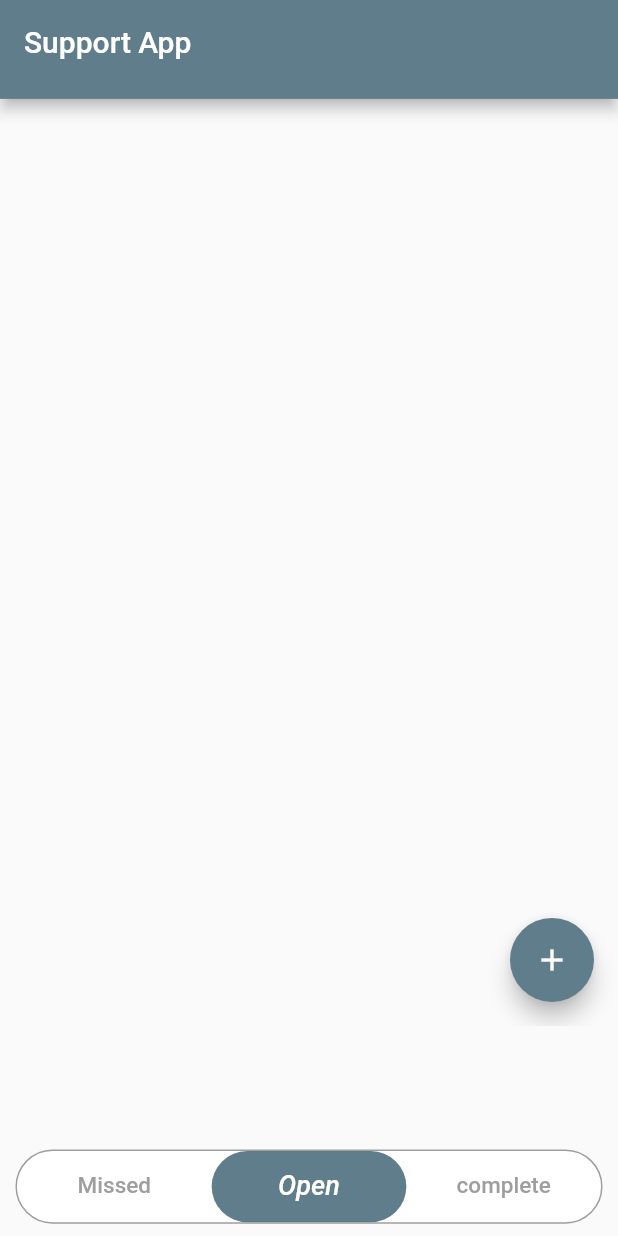
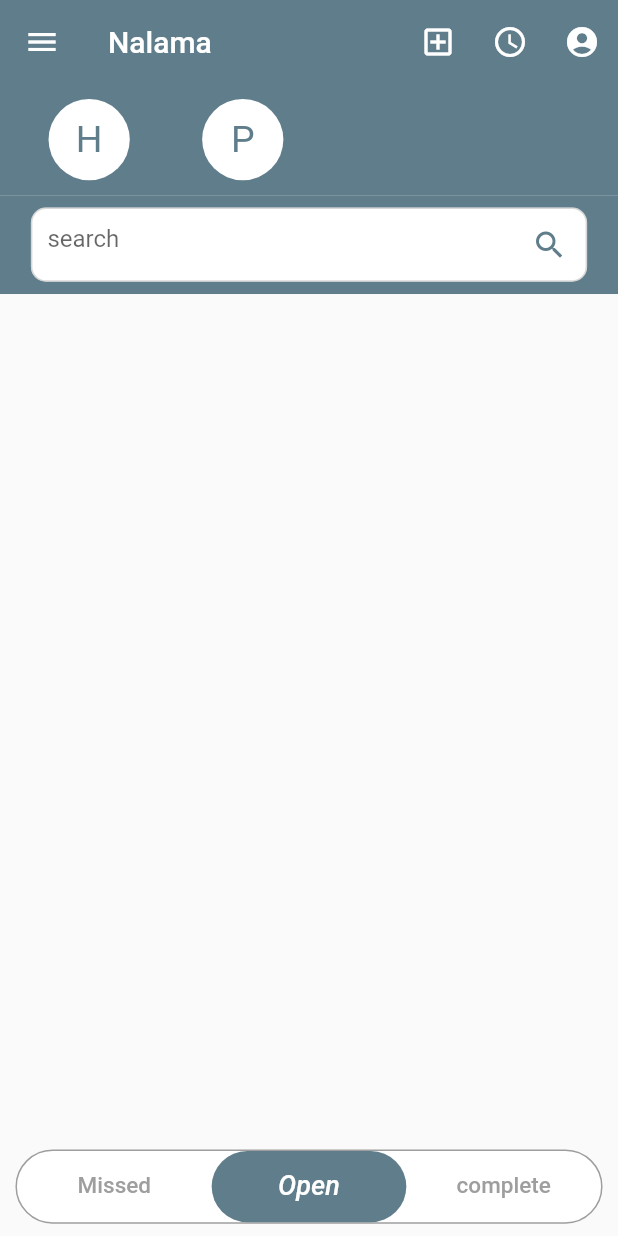
Before and after one commit to vicky-beerus/supportdesing, a Flutter app: the screen it shows after launch, on a phone screen of 412 x 824 dp. Run offline on Flutter 3.47's test engine with Material 2 defaults, Android fonts, the light colour scheme and no system bars; our stand-ins replace cloud_firestore, firebase_core, select_form_field; accounts and stored records are empty.

Commit message:
new flow

```diff
--- a/lib/common_widgets/common_appbar.dart
+++ b/lib/common_widgets/common_appbar.dart
@@ -25,6 +25,7 @@ class _CommonAppBarState extends State<CommonAppBar> {
     var h = MediaQuery.of(context).size.height;
     var w = MediaQuery.of(context).size.width;
     return AppBar(
+      elevation: 0,
       automaticallyImplyLeading: false,
       backgroundColor: widget.color == null ? Colors.blueGrey : widget.color,
       leading: widget.leading == null && widget.leadinWant == true
--- a/lib/common_widgets/common_textformfield.dart
+++ b/lib/common_widgets/common_textformfield.dart
@@ -5,8 +5,15 @@ class CommonTextFormField extends StatefulWidget {
   double? width;
   String? hintText;
   TextEditingController? controller;
+  Widget? suffixWidget;
+  Color? bodyColor;
   CommonTextFormField(
-      {this.width, this.height, this.hintText, this.controller});
+      {this.width,
+      this.height,
+      this.hintText,
+      this.controller,
+      this.bodyColor,
+      this.suffixWidget});
 
   @override
   State<CommonTextFormField> createState() => _CommonTextFormFieldState();
@@ -19,11 +26,13 @@ class _CommonTextFormFieldState extends State<CommonTextFormField> {
       height: widget.height,
       width: widget.width,
       decoration: BoxDecoration(
+          color: widget.bodyColor,
           border: Border.all(color: Colors.grey.withOpacity(0.4)),
           borderRadius: BorderRadius.circular(10)),
       child: TextFormField(
         controller: widget.controller,
         decoration: InputDecoration(
+            suffixIcon: widget.suffixWidget,
             contentPadding: EdgeInsets.all(10),
             hintText: widget.hintText,
             border: InputBorder.none),
--- a/lib/common_widgets/commoncircleavatar.dart
+++ b/lib/common_widgets/commoncircleavatar.dart
@@ -2,9 +2,10 @@ import 'package:flutter/material.dart';
 
 class CommonCircularAvatar extends StatefulWidget {
   Widget? content;
+  double? radius;
   Color? backgroundColor;
 
-  CommonCircularAvatar({this.content, this.backgroundColor});
+  CommonCircularAvatar({this.content, this.backgroundColor, this.radius});
   @override
   State<CommonCircularAvatar> createState() => _CommonCircularAvatarState();
 }
@@ -13,6 +14,7 @@ class _CommonCircularAvatarState extends State<CommonCircularAvatar> {
   @override
   Widget build(BuildContext context) {
     return CircleAvatar(
+      radius: widget.radius,
       child: widget.content,
       backgroundColor:
           widget.backgroundColor == null ? Colors.teal : widget.backgroundColor,
--- /dev/null
+++ b/lib/home_page/doctor_lists.dart
@@ -0,0 +1,62 @@
+import 'package:flutter/material.dart';
+import 'package:supportclone/common_widgets/common_text.dart';
+import 'package:supportclone/common_widgets/commoncircleavatar.dart';
+import 'package:supportclone/home_page/tab_page/open_list.dart';
+
+class DoctorList extends StatefulWidget {
+  const DoctorList({Key? key}) : super(key: key);
+
+  @override
+  State<DoctorList> createState() => _DoctorListState();
+}
+
+class _DoctorListState extends State<DoctorList> {
+  List<Map<String, dynamic>> doctorData = [
+    {"value": "1", "label": "Hari"},
+    {"value": "2", "label": "Perasana"}
+  ];
+
+  @override
+  Widget build(BuildContext context) {
+    var h = MediaQuery.of(context).size.height;
+    var w = MediaQuery.of(context).size.width;
+    return Container(
+      height: h * 0.09,
+      width: w,
+      color: Colors.blueGrey,
+      child: ListView.builder(
+          itemCount: doctorData.length,
+          padding: EdgeInsets.only(left: w * 0.02),
+          scrollDirection: Axis.horizontal,
+          itemBuilder: (BuildContext context, int index) {
+            return Padding(
+              padding: EdgeInsets.all(10),
+              child: InkWell(
+                onTap: () {
+                  FuctionHelp().changeIndex(index: doctorData[index]["value"]);
+                },
+                child: CommonCircularAvatar(
+                  radius: h * 0.05,
+                  backgroundColor: Colors.white,
+                  content: CommonText(
+                    text:
+                        "${doctorData[index]["label"].toString().substring(0, 1)}",
+                    textSize: 25,
+                    textColor: Colors.blueGrey,
+                  ),
+                ),
+              ),
+            );
+          }),
+    );
+  }
+}
+
+class FuctionHelp {
+  static String doctorIndex = "0";
+  changeIndex({index}) {
+    doctorIndex = index;
+    print(doctorIndex);
+    StreamFuctions().geetingUserData(doctorid: doctorIndex);
+  }
+}
--- a/lib/home_page/homepage.dart
+++ b/lib/home_page/homepage.dart
@@ -1,11 +1,13 @@
 import 'package:flutter/cupertino.dart';
 import 'package:flutter/material.dart';
 import 'package:provider/provider.dart';
+import 'package:supportclone/common_widgets/common_textformfield.dart';
+import 'package:supportclone/home_page/doctor_lists.dart';
 import 'package:supportclone/home_page/tab_page/complete_list.dart';
 import 'package:supportclone/home_page/tab_page/missed_list.dart';
 import 'package:supportclone/home_page/tab_page/open_list.dart';
 
-import '../common_widgets/common_appbar.dart';
+import '../generate_token/genaratetoken.dart';
 import '../service/common_function.dart';
 
 class HomePage extends StatefulWidget {
@@ -34,18 +36,61 @@ class _HomePageState extends State<HomePage> {
       length: 3,
       initialIndex: 1,
       child: Scaffold(
-        appBar: PreferredSize(
-          child: CommonAppBar(
-            text: "Support App",
-            leadinWant: false,
+        drawer: Drawer(
+          child: ListView(
+            children: [
+              DrawerHeader(
+                  child: Container(
+                height: h * 0.1,
+                width: w,
+                decoration: BoxDecoration(color: Colors.blueGrey),
+              ))
+            ],
           ),
-          preferredSize: Size.fromHeight(h * 0.08),
         ),
-        body: Container(
-            height: h * 0.75,
-            width: w,
-            child: TabBarView(
-                children: [MissedList(), OpenList(), CompleteList()])),
+        appBar: AppBar(
+          title: Text("Nalama"),
+          backgroundColor: Colors.blueGrey,
+          elevation: 0,
+          actions: [
+            IconButton(
+                onPressed: () {
+                  Navigator.pushReplacement(context,
+                      MaterialPageRoute(builder: (context) => GenerateToken()));
+                },
+                icon: const Icon(Icons.add_box_outlined)),
+            IconButton(
+                onPressed: () {}, icon: const Icon(Icons.watch_later_outlined)),
+            IconButton(onPressed: () {}, icon: const Icon(Icons.account_circle))
+          ],
+        ),
+        body: Column(
+          children: [
+            DoctorList(),
+            Container(
+              height: h * 0.08,
+              width: w,
+              color: Colors.blueGrey,
+              child: Center(
+                child: CommonTextFormField(
+                  bodyColor: Colors.white,
+                  suffixWidget: Icon(
+                    Icons.search,
+                    color: Colors.blueGrey,
+                  ),
+                  height: h * 0.06,
+                  width: w * 0.9,
+                  hintText: "search",
+                ),
+              ),
+            ),
+            Container(
+                height: h * 0.55,
+                width: w,
+                child: TabBarView(
+                    children: [MissedList(), OpenList(), CompleteList()])),
+          ],
+        ),
         bottomSheet: Container(
           height: h * 0.08,
           width: w,
--- a/lib/home_page/tab_page/open_list.dart
+++ b/lib/home_page/tab_page/open_list.dart
@@ -4,8 +4,6 @@ import 'package:provider/provider.dart';
 
 import '../../Modal/modal_datas.dart';
 import '../../common_widgets/common_text.dart';
-import '../../common_widgets/commoncircleavatar.dart';
-import '../../generate_token/genaratetoken.dart';
 import '../../service/common_function.dart';
 
 class OpenList extends StatefulWidget {
@@ -22,7 +20,7 @@ class _OpenListState extends State<OpenList> {
     var w = MediaQuery.of(context).size.width;
     return Scaffold(
       body: StreamBuilder<List<UserModal>>(
-          stream: geetingUserData(),
+          stream: StreamFuctions().geetingUserData(),
           builder: (context, snapshot) {
             if (snapshot.hasData) {
               return ReorderableListView.builder(
@@ -159,27 +157,8 @@ class _OpenListState extends State<OpenList> {
               );
             }
           }),
-      floatingActionButtonLocation: FloatingActionButtonLocation.endFloat,
-      floatingActionButton: FloatingActionButton(
-        backgroundColor: Colors.blueGrey,
-        onPressed: () {
-          Navigator.pushReplacement(context,
-              MaterialPageRoute(builder: (context) => GenerateToken()));
-        },
-        child: const Icon(
-          Icons.add,
-          color: Colors.white,
-        ),
-      ),
     );
   }
-
-  Stream<List<UserModal>> geetingUserData() => FirebaseFirestore.instance
-      .collection('token')
-      .where("status", isEqualTo: "open")
-      .snapshots()
-      .map((snapshots) =>
-          snapshots.docs.map((e) => (UserModal.fromJson(e.data()))).toList());
 
   update({id, status}) async {
     final upadting = FirebaseFirestore.instance
@@ -188,3 +167,19 @@ class _OpenListState extends State<OpenList> {
         .update({"status": status});
   }
 }
+
+class StreamFuctions {
+  Stream<List<UserModal>> geetingUserData({doctorid}) {
+    print(doctorid);
+    print('llllllllllll');
+    return FirebaseFirestore.instance
+        .collection('token')
+        .where(
+          "status",
+          isEqualTo: "open",
+        )
+        .snapshots()
+        .map((snapshots) =>
+            snapshots.docs.map((e) => (UserModal.fromJson(e.data()))).toList());
+  }
+}
```
Also changed, not shown: lib/generate_token/genaratetoken.dart (+42 -9 lines), pubspec.lock, 1 other file.
